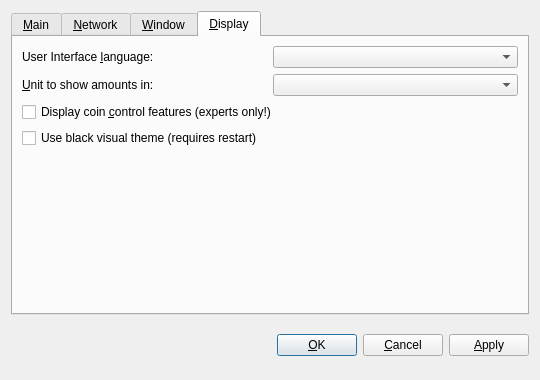
Before: the Qt Designer form src/qt/forms/optionsdialog.ui in thibetabc/SyndicateQT, drawn with Qt 5.
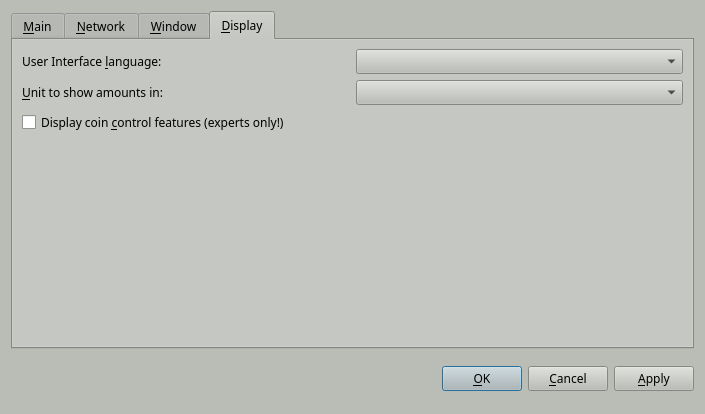
After: the same form once the commit is applied. The open tabs and pages were chosen to show the change. Custom widgets are drawn as their Qt base class.

```diff
--- a/src/qt/forms/optionsdialog.ui
+++ b/src/qt/forms/optionsdialog.ui
@@ -6,10 +6,430 @@
    <rect>
     <x>0</x>
     <y>0</y>
-    <width>540</width>
-    <height>380</height>
+    <width>705</width>
+    <height>414</height>
    </rect>
   </property>
+  <property name="palette">
+   <palette>
+    <active>
+     <colorrole role="WindowText">
+      <brush brushstyle="SolidPattern">
+       <color alpha="255">
+        <red>0</red>
+        <green>0</green>
+        <blue>0</blue>
+       </color>
+      </brush>
+     </colorrole>
+     <colorrole role="Button">
+      <brush brushstyle="SolidPattern">
+       <color alpha="255">
+        <red>186</red>
+        <green>189</green>
+        <blue>182</blue>
+       </color>
+      </brush>
+     </colorrole>
+     <colorrole role="Light">
+      <brush brushstyle="SolidPattern">
+       <color alpha="255">
+        <red>255</red>
+        <green>255</green>
+        <blue>255</blue>
+       </color>
+      </brush>
+     </colorrole>
+     <colorrole role="Midlight">
+      <brush brushstyle="SolidPattern">
+       <color alpha="255">
+        <red>220</red>
+        <green>222</green>
+        <blue>218</blue>
+       </color>
+      </brush>
+     </colorrole>
+     <colorrole role="Dark">
+      <brush brushstyle="SolidPattern">
+       <color alpha="255">
+        <red>93</red>
+        <green>94</green>
+        <blue>91</blue>
+       </color>
+      </brush>
+     </colorrole>
+     <colorrole role="Mid">
+      <brush brushstyle="SolidPattern">
+       <color alpha="255">
+        <red>124</red>
+        <green>126</green>
+        <blue>121</blue>
+       </color>
+      </brush>
+     </colorrole>
+     <colorrole role="Text">
+      <brush brushstyle="SolidPattern">
+       <color alpha="255">
+        <red>0</red>
+        <green>0</green>
+        <blue>0</blue>
+       </color>
+      </brush>
+     </colorrole>
+     <colorrole role="BrightText">
+      <brush brushstyle="SolidPattern">
+       <color alpha="255">
+        <red>255</red>
+        <green>255</green>
+        <blue>255</blue>
+       </color>
+      </brush>
+     </colorrole>
+     <colorrole role="ButtonText">
+      <brush brushstyle="SolidPattern">
+       <color alpha="255">
+        <red>0</red>
+        <green>0</green>
+        <blue>0</blue>
+       </color>
+      </brush>
+     </colorrole>
+     <colorrole role="Base">
+      <brush brushstyle="SolidPattern">
+       <color alpha="255">
+        <red>255</red>
+        <green>255</green>
+        <blue>255</blue>
+       </color>
+      </brush>
+     </colorrole>
+     <colorrole role="Window">
+      <brush brushstyle="SolidPattern">
+       <color alpha="255">
+        <red>186</red>
+        <green>189</green>
+        <blue>182</blue>
+       </color>
+      </brush>
+     </colorrole>
+     <colorrole role="Shadow">
+      <brush brushstyle="SolidPattern">
+       <color alpha="255">
+        <red>0</red>
+        <green>0</green>
+        <blue>0</blue>
+       </color>
+      </brush>
+     </colorrole>
+     <colorrole role="AlternateBase">
+      <brush brushstyle="SolidPattern">
+       <color alpha="255">
+        <red>220</red>
+        <green>222</green>
+        <blue>218</blue>
+       </color>
+      </brush>
+     </colorrole>
+     <colorrole role="ToolTipBase">
+      <brush brushstyle="SolidPattern">
+       <color alpha="255">
+        <red>255</red>
+        <green>255</green>
+        <blue>220</blue>
+       </color>
+      </brush>
+     </colorrole>
+     <colorrole role="ToolTipText">
+      <brush brushstyle="SolidPattern">
+       <color alpha="255">
+        <red>0</red>
+        <green>0</green>
+        <blue>0</blue>
+       </color>
+      </brush>
+     </colorrole>
+    </active>
+    <inactive>
+     <colorrole role="WindowText">
+      <brush brushstyle="SolidPattern">
+       <color alpha="255">
+        <red>0</red>
+        <green>0</green>
+        <blue>0</blue>
+       </color>
+      </brush>
+     </colorrole>
+     <colorrole role="Button">
+      <brush brushstyle="SolidPattern">
+       <color alpha="255">
+        <red>186</red>
+        <green>189</green>
+        <blue>182</blue>
+       </color>
+      </brush>
+     </colorrole>
+     <colorrole role="Light">
+      <brush brushstyle="SolidPattern">
+       <color alpha="255">
+        <red>255</red>
+        <green>255</green>
+        <blue>255</blue>
+       </color>
+      </brush>
+     </colorrole>
+     <colorrole role="Midlight">
+      <brush brushstyle="SolidPattern">
+       <color alpha="255">
+        <red>220</red>
+        <green>222</green>
+        <blue>218</blue>
+       </color>
+      </brush>
+     </colorrole>
+     <colorrole role="Dark">
+      <brush brushstyle="SolidPattern">
+       <color alpha="255">
+        <red>93</red>
+        <green>94</green>
+        <blue>91</blue>
+       </color>
+      </brush>
+     </colorrole>
+     <colorrole role="Mid">
+      <brush brushstyle="SolidPattern">
+       <color alpha="255">
+        <red>124</red>
+        <green>126</green>
+        <blue>121</blue>
+       </color>
+      </brush>
+     </colorrole>
+     <colorrole role="Text">
+      <brush brushstyle="SolidPattern">
+       <color alpha="255">
+        <red>0</red>
+        <green>0</green>
+        <blue>0</blue>
+       </color>
+      </brush>
+     </colorrole>
+     <colorrole role="BrightText">
+      <brush brushstyle="SolidPattern">
+       <color alpha="255">
+        <red>255</red>
+        <green>255</green>
+        <blue>255</blue>
+       </color>
+      </brush>
+     </colorrole>
+     <colorrole role="ButtonText">
+      <brush brushstyle="SolidPattern">
+       <color alpha="255">
+        <red>0</red>
+        <green>0</green>
+        <blue>0</blue>
+       </color>
+      </brush>
+     </colorrole>
+     <colorrole role="Base">
+      <brush brushstyle="SolidPattern">
+       <color alpha="255">
+        <red>255</red>
+        <green>255</green>
+        <blue>255</blue>
+       </color>
+      </brush>
+     </colorrole>
+     <colorrole role="Window">
+      <brush brushstyle="SolidPattern">
+       <color alpha="255">
+        <red>186</red>
+        <green>189</green>
+        <blue>182</blue>
+       </color>
+      </brush>
+     </colorrole>
+     <colorrole role="Shadow">
+      <brush brushstyle="SolidPattern">
+       <color alpha="255">
+        <red>0</red>
+        <green>0</green>
+        <blue>0</blue>
+       </color>
+      </brush>
+     </colorrole>
+     <colorrole role="AlternateBase">
+      <brush brushstyle="SolidPattern">
+       <color alpha="255">
+        <red>220</red>
+        <green>222</green>
+        <blue>218</blue>
+       </color>
+      </brush>
+     </colorrole>
+     <colorrole role="ToolTipBase">
+      <brush brushstyle="SolidPattern">
+       <color alpha="255">
+        <red>255</red>
+        <green>255</green>
+        <blue>220</blue>
+       </color>
+      </brush>
+     </colorrole>
+     <colorrole role="ToolTipText">
+      <brush brushstyle="SolidPattern">
+       <color alpha="255">
+        <red>0</red>
+        <green>0</green>
+        <blue>0</blue>
+       </color>
+      </brush>
+     </colorrole>
+    </inactive>
+    <disabled>
+     <colorrole role="WindowText">
+      <brush brushstyle="SolidPattern">
+       <color alpha="255">
+        <red>93</red>
+        <green>94</green>
+        <blue>91</blue>
+       </color>
+      </brush>
+     </colorrole>
+     <colorrole role="Button">
+      <brush brushstyle="SolidPattern">
+       <color alpha="255">
+        <red>186</red>
+        <green>189</green>
+        <blue>182</blue>
+       </color>
+      </brush>
+     </colorrole>
+     <colorrole role="Light">
+      <brush brushstyle="SolidPattern">
+       <color alpha="255">
+        <red>255</red>
+        <green>255</green>
+        <blue>255</blue>
+       </color>
+      </brush>
+     </colorrole>
+     <colorrole role="Midlight">
+      <brush brushstyle="SolidPattern">
+       <color alpha="255">
+        <red>220</red>
+        <green>222</green>
+        <blue>218</blue>
+       </color>
+      </brush>
+     </colorrole>
+     <colorrole role="Dark">
+      <brush brushstyle="SolidPattern">
+       <color alpha="255">
+        <red>93</red>
+        <green>94</green>
+        <blue>91</blue>
+       </color>
+      </brush>
+     </colorrole>
+     <colorrole role="Mid">
+      <brush brushstyle="SolidPattern">
+       <color alpha="255">
+        <red>124</red>
+        <green>126</green>
+        <blue>121</blue>
+       </color>
+      </brush>
+     </colorrole>
+     <colorrole role="Text">
+      <brush brushstyle="SolidPattern">
+       <color alpha="255">
+        <red>93</red>
+        <green>94</green>
+        <blue>91</blue>
+       </color>
+      </brush>
+     </colorrole>
+     <colorrole role="BrightText">
+      <brush brushstyle="SolidPattern">
+       <color alpha="255">
+        <red>255</red>
+        <green>255</green>
+        <blue>255</blue>
+       </color>
+      </brush>
+     </colorrole>
+     <colorrole role="ButtonText">
+      <brush brushstyle="SolidPattern">
+       <color alpha="255">
+        <red>93</red>
+        <green>94</green>
+        <blue>91</blue>
+       </color>
+      </brush>
+     </colorrole>
+     <colorrole role="Base">
+      <brush brushstyle="SolidPattern">
+       <color alpha="255">
+        <red>186</red>
+        <green>189</green>
+        <blue>182</blue>
+       </color>
+      </brush>
+     </colorrole>
+     <colorrole role="Window">
+      <brush brushstyle="SolidPattern">
+       <color alpha="255">
+        <red>186</red>
+        <green>189</green>
+        <blue>182</blue>
+       </color>
+      </brush>
+     </colorrole>
+     <colorrole role="Shadow">
+      <brush brushstyle="SolidPattern">
+       <color alpha="255">
+        <red>0</red>
+        <green>0</green>
+        <blue>0</blue>
+       </color>
+      </brush>
+     </colorrole>
+     <colorrole role="AlternateBase">
+      <brush brushstyle="SolidPattern">
+       <color alpha="255">
+        <red>186</red>
+        <green>189</green>
+        <blue>182</blue>
+       </color>
+      </brush>
+     </colorrole>
+     <colorrole role="ToolTipBase">
+      <brush brushstyle="SolidPattern">
+       <color alpha="255">
+        <red>255</red>
+        <green>255</green>
+        <blue>220</blue>
+       </color>
+      </brush>
+     </colorrole>
+     <colorrole role="ToolTipText">
+      <brush brushstyle="SolidPattern">
+       <color alpha="255">
+        <red>0</red>
+        <green>0</green>
+        <blue>0</blue>
+       </color>
+      </brush>
+     </colorrole>
+    </disabled>
+   </palette>
+  </property>
+  <property name="font">
+   <font>
+    <family>Sawasdee</family>
+   </font>
+  </property>
   <property name="windowTitle">
    <string>Options</string>
   </property>
@@ -59,7 +479,7 @@
           </widget>
          </item>
          <item>
-          <widget class="BitcoinAmountField" name="transactionFee"/>
+          <widget class="SyndicateAmountField" name="transactionFee"/>
          </item>
          <item>
           <spacer name="horizontalSpacerFee">
@@ -105,7 +525,7 @@
           </widget>
          </item>
          <item>
-          <widget class="BitcoinAmountField" name="reserveBalance"/>
+          <widget class="SyndicateAmountField" name="reserveBalance"/>
          </item>
          <item>
           <spacer name="horizontalSpacerReserveBalance">
@@ -123,7 +543,7 @@
         </layout>
        </item>
        <item row="4" column="0">
-        <widget class="QCheckBox" name="bitcoinAtStartup">
+        <widget class="QCheckBox" name="syndicateAtStartup">
          <property name="toolTip">
           <string>Automatically start Syndicate after logging in to the system.</string>
          </property>
@@ -156,7 +576,7 @@
         </widget>
        </item>
        <item row="6" column="1">
-        <widget class="QSpinBox" name="darksendRounds">
+        <widget class="QSpinBox" name="stashedsendRounds">
          <property name="minimum">
           <number>2</number>
          </property>
@@ -420,13 +840,6 @@
          </property>
         </widget>
        </item>
-       <item>
-        <widget class="QCheckBox" name="useBlackTheme">
-         <property name="text">
-          <string>Use black visual theme (requires restart)</string>
-         </property>
-        </widget>
-       </item>
        <item>
         <spacer name="verticalSpacer_Display">
          <property name="orientation">
@@ -524,7 +937,12 @@
  </widget>
  <customwidgets>
   <customwidget>
-   <class>BitcoinAmountField</class>
+   <class>QValidatedLineEdit</class>
+   <extends>QLineEdit</extends>
+   <header>qvalidatedlineedit.h</header>
+  </customwidget>
+  <customwidget>
+   <class>SyndicateAmountField</class>
    <extends>QSpinBox</extends>
    <header>bitcoinamountfield.h</header>
    <container>1</container>
@@ -534,11 +952,6 @@
    <extends>QComboBox</extends>
    <header>qvaluecombobox.h</header>
   </customwidget>
-  <customwidget>
-   <class>QValidatedLineEdit</class>
-   <extends>QLineEdit</extends>
-   <header>qvalidatedlineedit.h</header>
-  </customwidget>
  </customwidgets>
  <resources/>
  <connections/>
```
Left out of the diff: 2 changed lines with no effect on the pictures.
